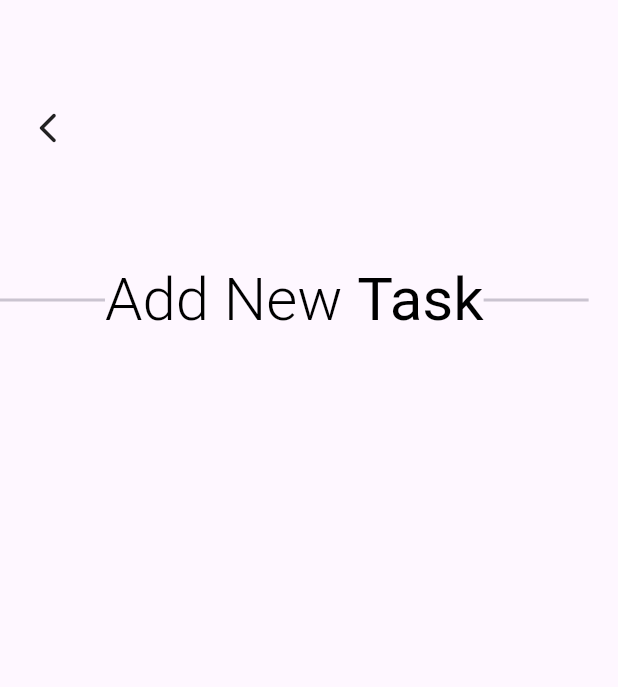
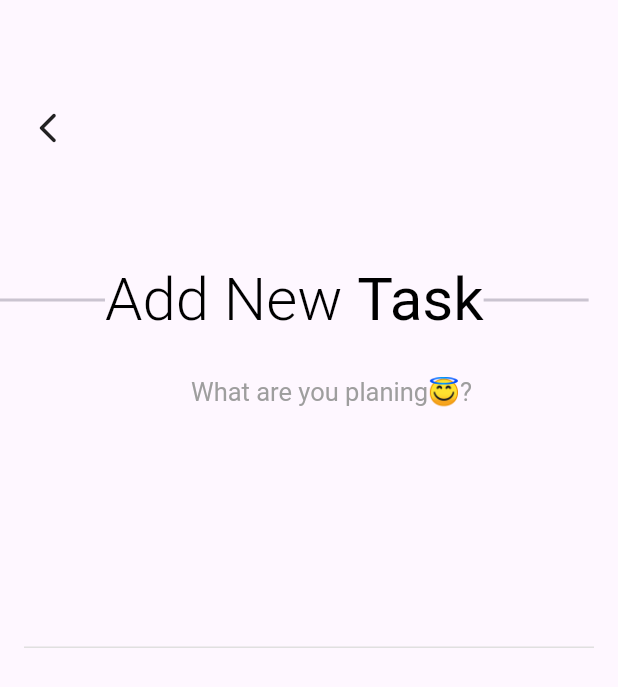
Before and after one commit to kamilgadek/task_app, a Flutter app: the TaskView screen opened directly, on a phone screen of 412 x 824 dp. Shown: the top 687 px of the screen. Run offline on Flutter 3.47's test engine with Material 3 defaults, Android fonts, the phone set to English and light mode, and no system bars; our stand-ins replace animate_do, flutter_slider_drawer, lottie.

Commit message:
Add TextFormfield

```diff
--- a/lib/views/tasks/task_view.dart
+++ b/lib/views/tasks/task_view.dart
@@ -14,7 +14,9 @@ class _TaskViewState extends State<TaskView> {
   Widget build(BuildContext context) {
     var textTheme = Theme.of(context).textTheme;
 
-    return Scaffold(
+    // I can tap on screen and hide keybord
+    return GestureDetector( onTap: () => FocusManager.instance.primaryFocus!.unfocus(),
+      child: Scaffold(
         // appBar
         appBar: const TaskViewAppBar(),
 
@@ -22,9 +24,60 @@ class _TaskViewState extends State<TaskView> {
         body: SizedBox(
           height: double.infinity,
           width: double.infinity,
+          child: SingleChildScrollView(
             child: Column(
               children: [
+                // Top Text
+                _buildTopSideTexts(textTheme),
+
                 SizedBox(
+                  width: double.infinity,
+                  height: 530,
+                  child: Column(
+                    children: [
+                      Padding(
+                        padding: const EdgeInsets.only(left: 30),
+                        child: Text(
+                          AppStr.titleOfTitleTextField,
+                          style: textTheme.headlineMedium,
+                        ),
+                      ),
+                      Container(
+                        margin: const EdgeInsets.symmetric(horizontal: 16),
+                        width: double.infinity,
+                        child: TextFormField(
+                          maxLines: 6,
+                          cursorHeight: 60,
+                          style: TextStyle(
+                            color: Colors.black,
+                          ),
+                          decoration: InputDecoration(
+                            enabledBorder: UnderlineInputBorder(
+                              borderSide: BorderSide(
+                                color: Colors.grey.shade300,
+                              ),
+                            ),
+                            focusedBorder: UnderlineInputBorder(
+                              borderSide: BorderSide(
+                                color: Colors.grey.shade300,
+                              ),
+                            ),
+                          ),
+                        ),
+                      ),
+                    ],
+                  ),
+                ),
+              ],
+            ),
+          ),
+        ),
+      ),
+    );
+  }
+
+  SizedBox _buildTopSideTexts(TextTheme textTheme) {
+    return SizedBox(
         width: double.infinity,
         height: 100,
         child: Row(
@@ -54,10 +107,6 @@ class _TaskViewState extends State<TaskView> {
               ),
             ),
           ],
-                )),
-          ],
-        ),
-      ),
-    );
+        ));
   }
 }
```
Lines whose indentation alone changed are shown as unchanged.
